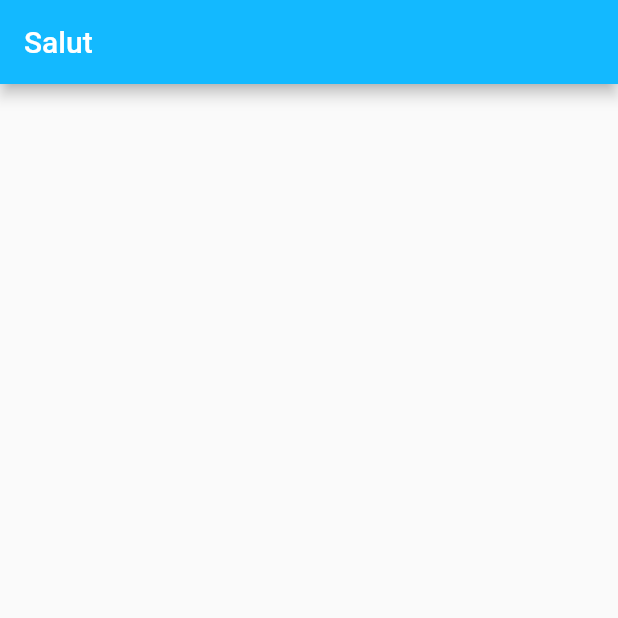
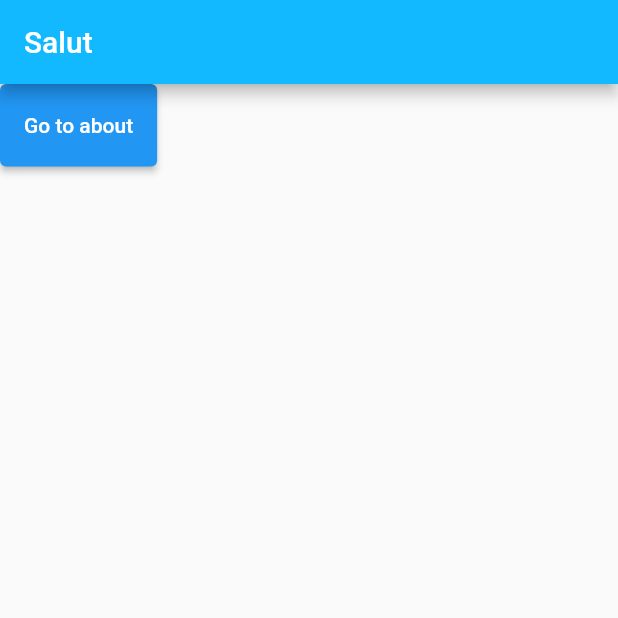
Before and after one commit to AVirgile/virgile.dev, a Flutter app: the screen it shows after launch, on a phone screen of 412 x 824 dp, the top half of it. Run offline on Flutter 3.47's test engine with Material 2 defaults, Android fonts, the light colour scheme and no system bars; our stand-ins replace bloc, equatable, flutter_bloc, url_strategy; generated files the repository leaves out were written again.

Commit message:
[add] bloc navigation using router

```diff
--- /dev/null
+++ b/client/lib/about/about.dart
@@ -0,0 +1 @@
+export './view/about.dart';
--- /dev/null
+++ b/client/lib/about/view/about.dart
@@ -0,0 +1,23 @@
+import 'package:flutter/material.dart';
+
+class About extends StatelessWidget {
+  const About({Key? key}) : super(key: key);
+
+  @override
+  Widget build(BuildContext context) {
+    return const AboutForm();
+  }
+}
+
+class AboutForm extends StatelessWidget {
+  const AboutForm({Key? key}) : super(key: key);
+
+  @override
+  Widget build(BuildContext context) {
+    return Scaffold(
+      appBar: AppBar(
+        title: const Text('About'),
+      ),
+    );
+  }
+}
--- /dev/null
+++ b/client/lib/app/bloc/bloc/router_bloc.dart
@@ -0,0 +1,18 @@
+import 'package:bloc/bloc.dart';
+import 'package:equatable/equatable.dart';
+
+part 'router_event.dart';
+part 'router_state.dart';
+
+class RouterBloc extends Bloc<RouterEvent, RouterState> {
+  RouterBloc() : super(const RouterInitial()) {
+    on<RouteChange>(_onRouteChange);
+  }
+  Future<void> _onRouteChange(
+    RouteChange event,
+    Emitter<RouterState> emit,
+  ) async {
+    if (state.currentRoute == event.newRoute) return;
+    emit(state.copyWith(currentRoute: event.newRoute));
+  }
+}
--- /dev/null
+++ b/client/lib/app/bloc/bloc/router_event.dart
@@ -0,0 +1,14 @@
+part of 'router_bloc.dart';
+
+abstract class RouterEvent extends Equatable {
+  const RouterEvent();
+
+  @override
+  List<Object> get props => [];
+}
+
+class RouteChange extends RouterEvent {
+  const RouteChange({required this.newRoute}) : super();
+
+  final String newRoute;
+}
--- /dev/null
+++ b/client/lib/app/bloc/bloc/router_state.dart
@@ -0,0 +1,20 @@
+part of 'router_bloc.dart';
+
+class RouterState extends Equatable {
+  const RouterState({required this.currentRoute});
+
+  final String currentRoute;
+
+  RouterState copyWith({
+    String? currentRoute,
+  }) {
+    return RouterState(currentRoute: currentRoute ?? this.currentRoute);
+  }
+
+  @override
+  List<Object> get props => [currentRoute];
+}
+
+class RouterInitial extends RouterState {
+  const RouterInitial() : super(currentRoute: '/');
+}
--- a/client/lib/app/view/app.dart
+++ b/client/lib/app/view/app.dart
@@ -5,9 +5,11 @@
 // license that can be found in the LICENSE file or at
 // https://opensource.org/licenses/MIT.
 
+import 'package:client/app/bloc/bloc/router_bloc.dart';
 import 'package:client/l10n/l10n.dart';
 import 'package:client/routes/router.dart';
 import 'package:flutter/material.dart';
+import 'package:flutter_bloc/flutter_bloc.dart';
 import 'package:flutter_localizations/flutter_localizations.dart';
 
 class App extends StatelessWidget {
@@ -15,8 +17,15 @@ class App extends StatelessWidget {
 
   @override
   Widget build(BuildContext context) {
-    // ignore: prefer_const_constructors
-    return AppComponent();
+    return BlocProvider(
+      create: (context) => RouterBloc(),
+      child: BlocBuilder<RouterBloc, RouterState>(
+        builder: (context, state) {
+          // ignore: prefer_const_constructors
+          return AppComponent();
+        },
+      ),
+    );
   }
 }
 
@@ -37,6 +46,11 @@ class AppComponent extends StatelessWidget {
         AppLocalizations.delegate,
         GlobalMaterialLocalizations.delegate,
       ],
+      routeInformationProvider: PlatformRouteInformationProvider(
+        initialRouteInformation: RouteInformation(
+          location: context.read<RouterBloc>().state.currentRoute,
+        ),
+      ),
       supportedLocales: AppLocalizations.supportedLocales,
       routerDelegate: HomeRouterDelegate(),
       routeInformationParser: HomeRouteInformationParser(),
--- a/client/lib/home/view/home.dart
+++ b/client/lib/home/view/home.dart
@@ -1,4 +1,6 @@
+import 'package:client/app/bloc/bloc/router_bloc.dart';
 import 'package:flutter/material.dart';
+import 'package:flutter_bloc/flutter_bloc.dart';
 
 class Home extends StatelessWidget {
   const Home({Key? key}) : super(key: key);
@@ -18,6 +20,18 @@ class HomeForm extends StatelessWidget {
       appBar: AppBar(
         title: const Text('Salut'),
       ),
+      body: ElevatedButton(
+        style: ElevatedButton.styleFrom(
+          minimumSize: const Size(0, 55),
+          primary: Theme.of(context).primaryColor,
+        ),
+        onPressed: () {
+          context.read<RouterBloc>().add(const RouteChange(newRoute: '/about'));
+        },
+        child: const Text(
+          'Go to about',
+        ),
+      ),
     );
   }
 }
--- a/client/lib/routes/router.dart
+++ b/client/lib/routes/router.dart
@@ -1,3 +1,4 @@
+import 'package:client/about/about.dart';
 import 'package:client/home/home.dart';
 import 'package:client/unkown/unkown.dart';
 import 'package:flutter/material.dart';
@@ -80,7 +81,8 @@ class HomeRouterDelegate extends RouterDelegate<HomeRoutePath>
     if (pathName == null) return const Unkown();
     switch (pathName) {
       case 'about':
-        return const Text('about');
+        // ignore: prefer_const_constructors
+        return About();
       default:
         return const Unkown();
     }
```
Also changed, not shown: client/pubspec.lock, 2 other files.
